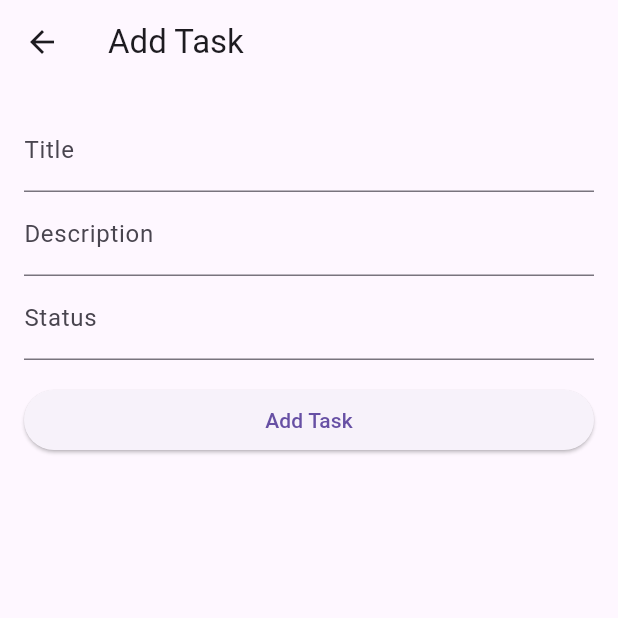
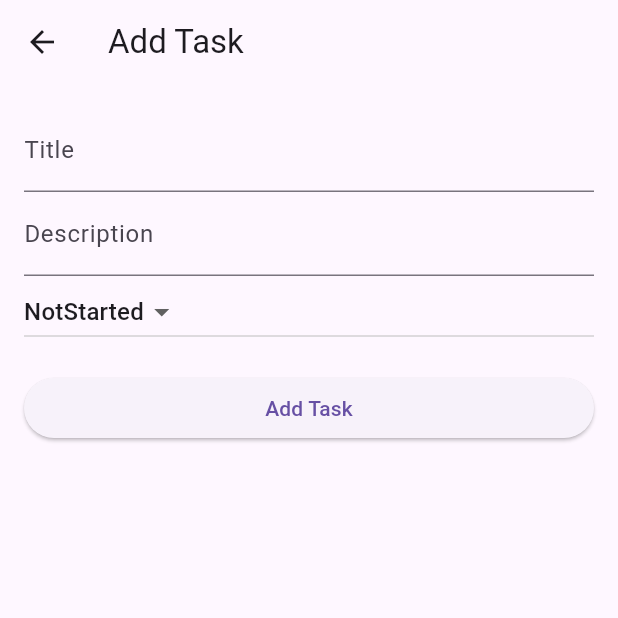
Before and after one commit to abusufiancse/InterviewTask, a Flutter app: the screen it shows after launch, after a tap on the "add" icon, on a phone screen of 412 x 824 dp, the top half of it. Run offline on Flutter 3.47's test engine with Material 3 defaults, Android fonts, the phone set to English and light mode, and no system bars; our stand-ins replace fluttertoast, sqflite; accounts and stored records are empty.

Commit message:
project_update

```diff
--- a/lib/database/database.dart
+++ b/lib/database/database.dart
@@ -1,43 +1,72 @@
-import 'package:interview_task/models/task_models.dart';
-import 'package:path/path.dart';
+import 'dart:async';
+import 'package:path/path.dart' as path;
 import 'package:sqflite/sqflite.dart';
+import '../models/task_models.dart';
 
 class TaskDatabase {
-  static Future<Database> initDatabase() async {
-    return openDatabase(
-      join(await getDatabasesPath(), 'task_database.db'),
-      onCreate: (db, version) {
-        return db.execute(
-          'CREATE TABLE tasks(id INTEGER PRIMARY KEY AUTOINCREMENT, title TEXT, description TEXT, status TEXT)',
-        );
-      },
-      version: 1,
+  static const _databaseName = 'tasks.db';
+  static const _databaseVersion = 1;
+
+  TaskDatabase._privateConstructor();
+  static final TaskDatabase instance = TaskDatabase._privateConstructor();
+
+  Database? _database;
+
+  Future<Database> get database async {
+    if (_database != null) return _database!;
+    _database = await _initDatabase();
+    return _database!;
+  }
+
+  Future<Database> _initDatabase() async {
+    String pathToDatabase = path.join(await getDatabasesPath(), _databaseName);
+    return await openDatabase(
+      pathToDatabase,
+      version: _databaseVersion,
+      onCreate: _onCreate,
     );
   }
 
-  static Future<void> insertTask(Database database, Task task) async {
-    await database.insert('tasks', task.toMap());
+  Future<void> _onCreate(Database db, int version) async {
+    await db.execute('''
+      CREATE TABLE tasks(
+        id INTEGER PRIMARY KEY,
+        title TEXT,
+        description TEXT,
+        status TEXT
+      )
+    ''');
   }
 
-  static Future<List<Task>> getAllTasks(Database database) async {
-    final List<Map<String, dynamic>> tasks = await database.query('tasks');
-    return List.generate(tasks.length, (i) {
-      return Task.fromMap(tasks[i]);
+  Future<void> addTask(Task task) async {
+    final db = await instance.database;
+    await db.insert('tasks', task.toMap());
+  }
+
+  Future<List<Task>> getTasks() async {
+    final db = await instance.database;
+    final List<Map<String, dynamic>> maps = await db.query('tasks');
+    return List.generate(maps.length, (i) {
+      return Task.fromMap(maps[i]);
     });
   }
 
-  static Future<Task> getTaskById(Database database, int id) async {
-    final List<Map<String, dynamic>> tasks =
-        await database.query('tasks', where: 'id = ?', whereArgs: [id]);
-    return Task.fromMap(tasks.first);
+  Future<void> updateTask(Task task) async {
+    final db = await instance.database;
+    await db.update(
+      'tasks',
+      task.toMap(),
+      where: 'id = ?',
+      whereArgs: [task.id],
+    );
   }
 
-  static Future<void> updateTask(Database database, Task task) async {
-    await database
-        .update('tasks', task.toMap(), where: 'id = ?', whereArgs: [task.id]);
-  }
-
-  static Future<void> deleteTask(Database database, int id) async {
-    await database.delete('tasks', where: 'id = ?', whereArgs: [id]);
+  Future<void> deleteTask(int id) async {
+    final db = await instance.database;
+    await db.delete(
+      'tasks',
+      where: 'id = ?',
+      whereArgs: [id],
+    );
   }
 }
--- a/lib/models/task_models.dart
+++ b/lib/models/task_models.dart
@@ -1,25 +1,29 @@
-// lib/models/task_model.dart
+enum TaskStatus {
+  NotStarted,
+  InProgress,
+  InReview,
+  Cancelled,
+  Complete,
+}
 
 class Task {
-  int? id;
-  String title;
-  String description;
-  String status;
+  final int? id;
+  final String title;
+  final String description;
+  final TaskStatus status;
 
-  Task(
-      {this.id,
-      required this.title,
-      required this.description,
-      required this.status});
-
-  get completed => null;
+  Task({
+    required this.title,
+    required this.description,
+    required this.status,
+    this.id,
+  });
 
   Map<String, dynamic> toMap() {
     return {
-      'id': id,
       'title': title,
       'description': description,
-      'status': status,
+      'status': status.toString().split('.').last,
     };
   }
 
@@ -28,7 +32,12 @@ class Task {
       id: map['id'],
       title: map['title'],
       description: map['description'],
-      status: map['status'],
+      status: _convertStringToTaskStatus(map['status']),
     );
   }
+
+  static TaskStatus _convertStringToTaskStatus(String status) {
+    return TaskStatus.values
+        .firstWhere((e) => e.toString() == 'TaskStatus.$status');
+  }
 }
--- a/lib/providers/task_provider.dart
+++ b/lib/providers/task_provider.dart
@@ -1,43 +1,34 @@
 import 'package:flutter/material.dart';
 import 'package:interview_task/database/database.dart';
-import 'package:interview_task/models/task_models.dart';
-import 'package:sqflite/sqflite.dart';
+import '../models/task_models.dart';
 
 class TaskProvider extends ChangeNotifier {
   List<Task> _tasks = [];
-  Database? _database;
 
   List<Task> get tasks => _tasks;
 
-  get completedTasks => null;
+  Future<void> initializeDatabase() async {
+    await TaskDatabase.instance.database;
+    await _fetchTasks();
+  }
 
-  Future<void> initializeDatabase() async {
-    _database = await TaskDatabase.initDatabase();
-    _tasks = await TaskDatabase.getAllTasks(_database!);
+  Future<void> _fetchTasks() async {
+    _tasks = await TaskDatabase.instance.getTasks();
     notifyListeners();
   }
 
   Future<void> addTask(Task task) async {
-    await TaskDatabase.insertTask(_database!, task);
-    _tasks = await TaskDatabase.getAllTasks(_database!);
-    notifyListeners();
-  }
-
-  Future<Task> getTask(int id) async {
-    return await TaskDatabase.getTaskById(_database!, id);
+    await TaskDatabase.instance.addTask(task);
+    await _fetchTasks();
   }
 
   Future<void> updateTask(Task task) async {
-    await TaskDatabase.updateTask(_database!, task);
-    _tasks = await TaskDatabase.getAllTasks(_database!);
-    notifyListeners();
+    await TaskDatabase.instance.updateTask(task);
+    await _fetchTasks();
   }
 
   Future<void> deleteTask(int id) async {
-    await TaskDatabase.deleteTask(_database!, id);
-    _tasks = await TaskDatabase.getAllTasks(_database!);
-    notifyListeners();
+    await TaskDatabase.instance.deleteTask(id);
+    await _fetchTasks();
   }
-
-  void toggleTaskCompletion(int i) {}
 }
--- a/lib/screens/task_add_screen.dart
+++ b/lib/screens/task_add_screen.dart
@@ -1,13 +1,13 @@
 import 'package:flutter/material.dart';
-import 'package:fluttertoast/fluttertoast.dart';
 import 'package:interview_task/models/task_models.dart';
 import 'package:interview_task/providers/task_provider.dart';
 import 'package:provider/provider.dart';
+import 'package:fluttertoast/fluttertoast.dart';
 
 class TaskAddScreen extends StatelessWidget {
   final _titleController = TextEditingController();
   final _descriptionController = TextEditingController();
-  final _statusController = TextEditingController();
+  TaskStatus _selectedStatus = TaskStatus.NotStarted; // Default status
 
   TaskAddScreen({Key? key});
 
@@ -30,25 +30,21 @@ class TaskAddScreen extends StatelessWidget {
               controller: _descriptionController,
               decoration: const InputDecoration(labelText: 'Description'),
             ),
-            TextField(
-              controller: _statusController,
-              decoration: const InputDecoration(labelText: 'Status'),
-            ),
+            _buildStatusDropdown(),
             const SizedBox(height: 16),
             ElevatedButton(
               onPressed: () async {
                 final title = _titleController.text;
                 final description = _descriptionController.text;
-                final status = _statusController.text;
 
-                if (title.isNotEmpty &&
-                    description.isNotEmpty &&
-                    status.isNotEmpty) {
+                if (title.isNotEmpty && description.isNotEmpty) {
                   final task = Task(
-                      title: title,
-                      description: description,
-                      status: status,
-                      id: null);
+                    title: title,
+                    description: description,
+                    status: _selectedStatus,
+                    id: null,
+                  );
+
                   await Provider.of<TaskProvider>(context, listen: false)
                       .addTask(task);
 
@@ -74,4 +70,19 @@ class TaskAddScreen extends StatelessWidget {
       ),
     );
   }
+
+  Widget _buildStatusDropdown() {
+    return DropdownButton<TaskStatus>(
+      value: _selectedStatus,
+      items: TaskStatus.values.map((status) {
+        return DropdownMenuItem<TaskStatus>(
+          value: status,
+          child: Text(status.toString().split('.').last),
+        );
+      }).toList(),
+      onChanged: (value) {
+        _selectedStatus = value!;
+      },
+    );
+  }
 }
--- a/lib/screens/task_screen.dart
+++ b/lib/screens/task_screen.dart
@@ -42,7 +42,7 @@ class _TaskScreenState extends State<TaskScreen> {
                   crossAxisAlignment: CrossAxisAlignment.start,
                   children: [
                     Text("Description: ${task.description}"),
-                    Text("Status: ${task.status}"),
+                    _buildStatusDropdown(task),
                   ],
                 ),
                 onTap: () {
@@ -114,15 +114,41 @@ class _TaskScreenState extends State<TaskScreen> {
     );
   }
 
+  Widget _buildStatusDropdown(Task task) {
+    return DropdownButton<TaskStatus>(
+      value: task.status,
+      items: TaskStatus.values.map((status) {
+        return DropdownMenuItem<TaskStatus>(
+          value: status,
+          child: Text(status.toString().split('.').last),
+        );
+      }).toList(),
+      onChanged: (value) {
+        final updatedTask = Task(
+          id: task.id,
+          title: task.title,
+          description: task.description,
+          status: value!,
+        );
+        Provider.of<TaskProvider>(context, listen: false)
+            .updateTask(updatedTask);
+      },
+    );
+  }
+
   List<Task> _getSortedTasks(List<Task> tasks) {
     switch (_selectedSortOption) {
       case 'Title':
-        return tasks..sort((a, b) => a.title.compareTo(b.title));
+        tasks.sort((a, b) => a.title.compareTo(b.title));
+        break;
       case 'Status':
-        return tasks..sort((a, b) => a.status.compareTo(b.status));
+        tasks.sort((a, b) => a.status.index.compareTo(b.status.index));
+        break;
       default:
-        return tasks;
+        // Default sorting by ID
+        tasks.sort((a, b) => a.id!.compareTo(b.id!));
     }
+    return tasks;
   }
 
   Future<void> _showDeleteDialog(
```
Also changed, not shown: lib/screens/task_edit_screen.dart (+28 -15 lines).
